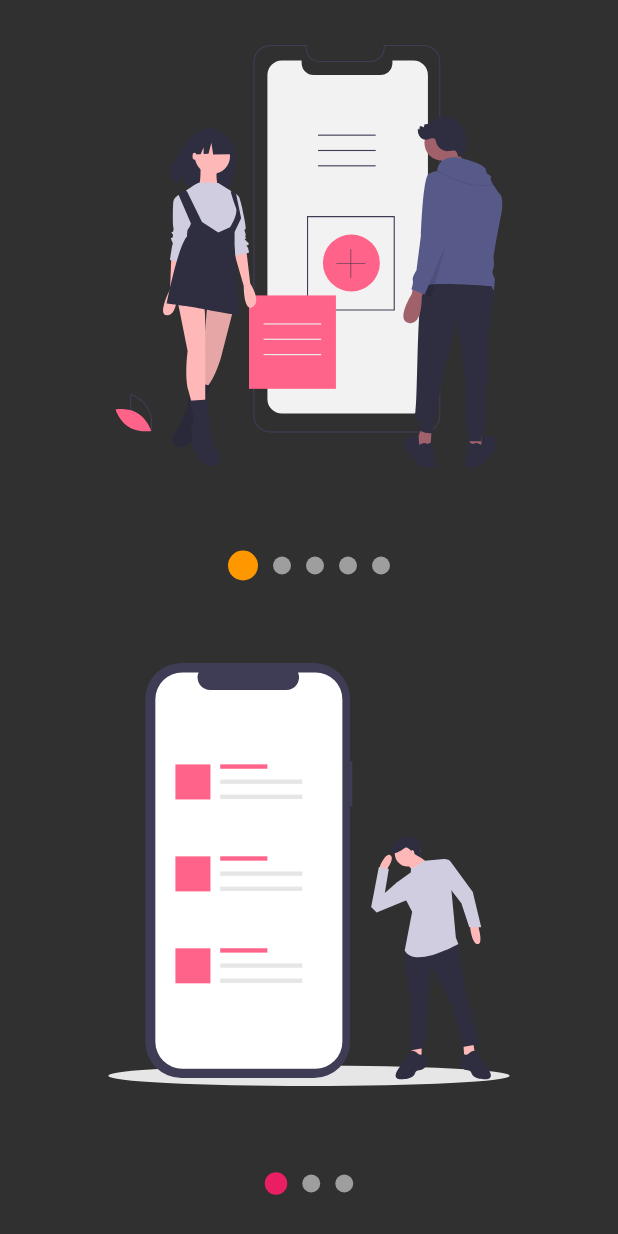
After one commit to matiasbaez/flutter-designs, a Flutter app: the SlideShowScreen screen opened by its route, on a phone screen of 412 x 824 dp. The commit adds this screen. Run offline on Flutter 3.47's test engine with Material 2 defaults, Android fonts, the phone set to English and light mode, and no system bars; our stand-ins replace flutter_svg.

Commit message:
Added, slideshow page

```diff
--- a/lib/labs/labs.dart
+++ b/lib/labs/labs.dart
@@ -1,2 +1,3 @@
 
 export 'package:designs/labs/circular_progress_screen.dart';
+export 'package:designs/labs/slideshow_screen.dart';
--- /dev/null
+++ b/lib/labs/slideshow_screen.dart
@@ -0,0 +1,149 @@
+
+import 'package:flutter/material.dart';
+
+import 'package:flutter_svg/flutter_svg.dart';
+import 'package:provider/provider.dart';
+
+import 'package:designs/models/slider_model.dart';
+
+class SlideShowScreen extends StatefulWidget {
+  const SlideShowScreen({super.key});
+
+  @override
+  State<SlideShowScreen> createState() => _SlideShowScreenState();
+}
+
+class _SlideShowScreenState extends State<SlideShowScreen> {
+  @override
+  Widget build(BuildContext context) {
+    return ChangeNotifierProvider(
+      create: (_) => SliderModel(),
+      child: Scaffold(
+        body: Center(
+          child: Column(
+            children: const [
+              Expanded(child: _Slides()),
+              _Dots()
+            ]
+          ),
+        ),
+      ),
+    );
+  }
+}
+
+class _Slides extends StatefulWidget {
+  const _Slides({super.key});
+
+  @override
+  State<_Slides> createState() => __SlidesState();
+}
+
+class __SlidesState extends State<_Slides> {
+
+  final PageController pageViewController = PageController();
+
+  @override
+  void initState() {
+
+    pageViewController.addListener(() {
+
+      final SliderModel sliderModel = Provider.of<SliderModel>(context, listen: false);
+      sliderModel.currentPage = pageViewController.page ?? 0;
+
+    });
+
+    super.initState();
+  }
+
+  @override
+  void dispose() {
+    pageViewController.dispose();
+    super.dispose();
+  }
+
+  @override
+  Widget build(BuildContext context) {
+    return Container(
+      child: PageView(
+        controller: pageViewController,
+        children: const [
+          _Slide(svg: 'assets/svgs/slide-1.svg'),
+          _Slide(svg: 'assets/svgs/slide-2.svg'),
+          _Slide(svg: 'assets/svgs/slide-3.svg'),
+          _Slide(svg: 'assets/svgs/slide-4.svg'),
+          _Slide(svg: 'assets/svgs/slide-5.svg'),
+        ],
+      ),
+    );
+  }
+}
+
+class _Slide extends StatelessWidget {
+
+  final String svg;
+
+  const _Slide({
+    Key? key, required this.svg,
+  }) : super(key: key);
+
+  @override
+  Widget build(BuildContext context) {
+    return Container(
+      width: double.infinity,
+      height: double.infinity,
+      padding: const EdgeInsets.all(30),
+      child: SvgPicture.asset(svg)
+    );
+  }
+}
+
+class _Dots extends StatelessWidget {
+  const _Dots({super.key});
+
+  @override
+  Widget build(BuildContext context) {
+    return Container(
+      width: double.infinity,
+      height: 70,
+      child: Row(
+        mainAxisAlignment: MainAxisAlignment.center,
+        children: const [
+          _Dot( index: 0 ),
+          _Dot( index: 1 ),
+          _Dot( index: 2 ),
+          _Dot( index: 3 ),
+          _Dot( index: 4 ),
+        ],
+      ),
+    );
+  }
+}
+
+class _Dot extends StatelessWidget {
+
+  final int index;
+
+  const _Dot({
+    Key? key,
+    required this.index,
+  }) : super(key: key);
+
+  @override
+  Widget build(BuildContext context) {
+
+    final SliderModel sliderModel = Provider.of<SliderModel>(context);
+    final pageViewIndex = sliderModel.currentPage;
+
+    return AnimatedContainer(
+      duration: const Duration( milliseconds: 200 ),
+      width: 12,
+      height: 12,
+      margin: const EdgeInsets.symmetric(horizontal: 5),
+      decoration: BoxDecoration(
+        color: (pageViewIndex >= index - 0.5 && pageViewIndex < index + 0.5) ? Colors.pink : Colors.grey,
+        shape: BoxShape.circle
+      ),
+    );
+  }
+}
--- /dev/null
+++ b/lib/models/slider_model.dart
@@ -0,0 +1,16 @@
+
+import 'package:flutter/material.dart';
+
+
+class SliderModel with ChangeNotifier {
+
+  double _currentPage = 0;
+
+  double get currentPage => _currentPage;
+
+  set currentPage( double currentPage) {
+    _currentPage = currentPage;
+    notifyListeners();
+  }
+
+}
--- a/lib/screens/home_screen.dart
+++ b/lib/screens/home_screen.dart
@@ -85,6 +85,10 @@ class _HomeDrawer extends StatelessWidget {
             title: const Text('Circular Progress'),
             onTap: () => Navigator.pushNamed(context, 'circle_graphs'),
           ),
+          ListTile(
+            title: const Text('Slideshows'),
+            onTap: () => Navigator.pushNamed(context, 'slideshows'),
+          ),
         ],
       ),
     );
--- a/lib/screens/screens.dart
+++ b/lib/screens/screens.dart
@@ -2,6 +2,7 @@
 export 'package:designs/screens/animated_square_screen.dart';
 export 'package:designs/screens/circle_graphs_screen.dart';
 export 'package:designs/screens/animations_screen.dart';
+export 'package:designs/screens/slideshow_screen.dart';
 export 'package:designs/screens/headers_screen.dart';
 export 'package:designs/screens/scroll_design.dart';
 export 'package:designs/screens/basic_design.dart';
--- /dev/null
+++ b/lib/screens/slideshow_screen.dart
@@ -0,0 +1,40 @@
+
+import 'package:flutter/material.dart';
+
+import 'package:flutter_svg/flutter_svg.dart';
+
+import 'package:designs/widgets/widgets.dart';
+
+class SlideShowScreen extends StatelessWidget {
+  const SlideShowScreen({super.key});
+
+  @override
+  Widget build(BuildContext context) {
+    return Scaffold(
+      body: Column(
+        children: [
+          Expanded(child: Slideshow(
+            dotsUp: false,
+            primaryBullet: 20,
+            primaryColor: Colors.orange,
+            slides: [
+              SvgPicture.asset('assets/svgs/slide-1.svg'),
+              SvgPicture.asset('assets/svgs/slide-2.svg'),
+              SvgPicture.asset('assets/svgs/slide-3.svg'),
+              SvgPicture.asset('assets/svgs/slide-4.svg'),
+              SvgPicture.asset('assets/svgs/slide-5.svg')
+            ]
+          )),
+
+          Expanded(child: Slideshow(
+            slides: [
+              SvgPicture.asset('assets/svgs/slide-3.svg'),
+              SvgPicture.asset('assets/svgs/slide-4.svg'),
+              SvgPicture.asset('assets/svgs/slide-5.svg')
+            ]
+          )),
+        ]
+      )
+    );
+  }
+}
--- /dev/null
+++ b/lib/widgets/slideshow.dart
@@ -0,0 +1,209 @@
+
+import 'package:flutter/material.dart';
+
+import 'package:provider/provider.dart';
+
+class Slideshow extends StatelessWidget {
+
+  final List<Widget> slides;
+
+  final double secondaryBullet;
+  final double primaryBullet;
+  final Color secondaryColor;
+  final Color primaryColor;
+  final bool dotsUp;
+
+  const Slideshow({
+    super.key,
+    required this.slides,
+    this.dotsUp = false,
+    this.primaryBullet = 15,
+    this.secondaryBullet = 12,
+    this.primaryColor = Colors.pink,
+    this.secondaryColor = Colors.grey,
+  });
+
+  @override
+  Widget build(BuildContext context) {
+    return ChangeNotifierProvider(
+      create: (_) => _SliderModel(),
+      child: Center(
+        child: Builder(
+          builder:(context) {
+            final _SliderModel sliderModel = Provider.of<_SliderModel>(context);
+            sliderModel.secondaryBullet = secondaryBullet;
+            sliderModel.secondaryColor = secondaryColor;
+            sliderModel.primaryBullet = primaryBullet;
+            sliderModel.primaryColor = primaryColor;
+
+            return Column(
+              children: [
+                if (dotsUp) _Dots( amount: slides.length ),
+                Expanded(child: _Slides( slides: slides )),
+                if (!dotsUp) _Dots( amount: slides.length )
+              ]
+            );
+          },
+        )
+      ),
+    );
+  }
+}
+
+class _Slides extends StatefulWidget {
+  final List<Widget> slides;
+
+  const _Slides({super.key, required this.slides});
+
+  @override
+  State<_Slides> createState() => __SlidesState();
+}
+
+class __SlidesState extends State<_Slides> {
+
+  final PageController pageViewController = PageController();
+
+  @override
+  void initState() {
+
+    pageViewController.addListener(() {
+
+      final _SliderModel sliderModel = Provider.of<_SliderModel>(context, listen: false);
+      sliderModel.currentPage = pageViewController.page ?? 0;
+
+    });
+
+    super.initState();
+  }
+
+  @override
+  void dispose() {
+    pageViewController.dispose();
+    super.dispose();
+  }
+
+  @override
+  Widget build(BuildContext context) {
+    return Container(
+      child: PageView(
+        controller: pageViewController,
+        children: widget.slides.map((slide) => _Slide(slide: slide)).toList(),
+      ),
+    );
+  }
+}
+
+class _Slide extends StatelessWidget {
+
+  final Widget slide;
+
+  const _Slide({
+    Key? key, required this.slide,
+  }) : super(key: key);
+
+  @override
+  Widget build(BuildContext context) {
+    return Container(
+      width: double.infinity,
+      height: double.infinity,
+      padding: const EdgeInsets.all(30),
+      child: slide
+    );
+  }
+}
+
+class _Dots extends StatelessWidget {
+
+  final int amount;
+
+  const _Dots({
+    super.key,
+    required this.amount,
+  });
+
+  @override
+  Widget build(BuildContext context) {
+    return Container(
+      width: double.infinity,
+      height: 70,
+      child: Row(
+        mainAxisAlignment: MainAxisAlignment.center,
+        children: List.generate(amount, (index) => _Dot(index: index))
+      ),
+    );
+  }
+}
+
+class _Dot extends StatelessWidget {
+
+  final int index;
+
+  const _Dot({
+    Key? key,
+    required this.index,
+  }) : super(key: key);
+
+  @override
+  Widget build(BuildContext context) {
+
+    final _SliderModel sliderModel = Provider.of<_SliderModel>(context);
+    final double secondaryBullet = sliderModel.secondaryBullet;
+    final double primaryBullet = sliderModel.primaryBullet;
+    final Color secondaryColor = sliderModel.secondaryColor;
+    final Color primaryColor = sliderModel.primaryColor;
+
+    final pageViewIndex = sliderModel.currentPage;
+    final activeBullet = (pageViewIndex >= index - 0.5 && pageViewIndex < index + 0.5);
+    final bulletSize = activeBullet ? primaryBullet : secondaryBullet;
+
+    return AnimatedContainer(
+      width: bulletSize,
+      height: bulletSize,
+      duration: const Duration( milliseconds: 200 ),
+      margin: const EdgeInsets.symmetric(horizontal: 5),
+      decoration: BoxDecoration(
+        color: activeBullet ? primaryColor : secondaryColor,
+        shape: BoxShape.circle
+      ),
+    );
+  }
+}
+
+class _SliderModel with ChangeNotifier {
+
+  double _currentPage = 0;
+  double _primaryBullet = 15;
+  double _secondaryBullet = 12;
+  Color _primaryColor = Colors.pink;
+  Color _secondaryColor = Colors.grey;
+
+  double get currentPage => _currentPage;
+  double get primaryBullet => _primaryBullet;
+  double get secondaryBullet => _secondaryBullet;
+
+  Color get primaryColor => _primaryColor;
+
+  Color get secondaryColor => _secondaryColor;
+
+  set currentPage( double currentPage ) {
+    _currentPage = currentPage;
+    notifyListeners();
+  }
+
+  set primaryBullet( double primaryBullet ) {
+    _primaryBullet = primaryBullet;
+  }
+
+  set secondaryBullet( double secondaryBullet ) {
+    _secondaryBullet = secondaryBullet;
+  }
+
+  set primaryColor( Color primaryColor ) {
+    _primaryColor = primaryColor;
+  }
+
+  set secondaryColor( Color secondaryColor ) {
+    _secondaryColor = secondaryColor;
+  }
+
+}
--- a/lib/widgets/widgets.dart
+++ b/lib/widgets/widgets.dart
@@ -1,5 +1,6 @@
 
 export 'package:designs/widgets/headers.dart';
+export 'package:designs/widgets/slideshow.dart';
 export 'package:designs/widgets/background.dart';
 export 'package:designs/widgets/page_title.dart';
 export 'package:designs/widgets/card_table.dart';
--- a/pubspec.yaml
+++ b/pubspec.yaml
@@ -37,6 +37,8 @@ dependencies:
   # The following adds the Cupertino Icons font to your application.
   # Use with the CupertinoIcons class for iOS style icons.
   cupertino_icons: ^1.0.2
+  flutter_svg: ^1.1.6
+  provider: ^6.0.5
 
 dev_dependencies:
   flutter_test:
@@ -65,6 +67,7 @@ flutter:
   #   - images/a_dot_burr.jpeg
   #   - images/a_dot_ham.jpeg
     - assets/
+    - assets/svgs/
 
   # An image asset can refer to one or more resolution-specific "variants", see
   # https://flutter.dev/assets-and-images/#resolution-aware
```
Also changed, not shown: lib/main.dart (+8 -7 lines), lib/screens/circle_graphs_screen.dart (+4 -4 lines), assets/svgs/slide-1.svg (added), assets/svgs/slide-2.svg (added), assets/svgs/slide-3.svg (added), assets/svgs/slide-4.svg (added), assets/svgs/slide-5.svg (added), pubspec.lock.
